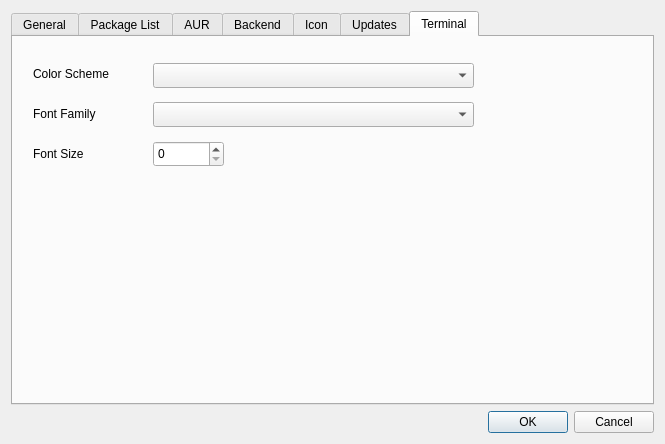
Before: the Qt Designer form ui/optionsdialog.ui in aarnt/octopi, drawn with Qt 5.
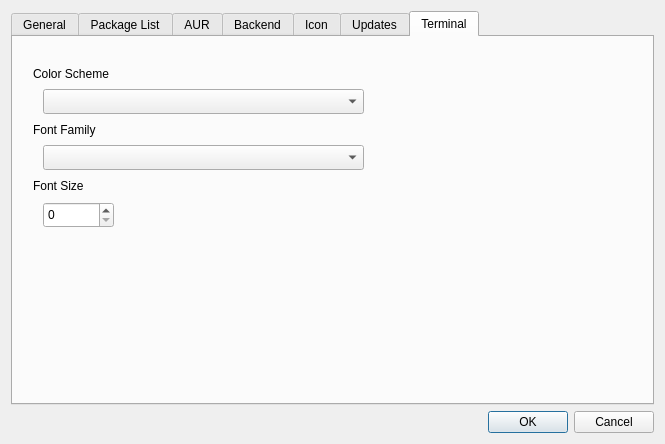
After: the same form once the commit is applied.

The edit to the form file:
```diff
--- a/ui/optionsdialog.ui
+++ b/ui/optionsdialog.ui
@@ -1214,7 +1214,7 @@
          <property name="geometry">
           <rect>
            <x>20</x>
-           <y>68</y>
+           <y>84</y>
            <width>111</width>
            <height>17</height>
           </rect>
@@ -1226,8 +1226,8 @@
         <widget class="QComboBox" name="cbColorScheme">
          <property name="geometry">
           <rect>
-           <x>140</x>
-           <y>26</y>
+           <x>30</x>
+           <y>52</y>
            <width>321</width>
            <height>25</height>
           </rect>
@@ -1236,18 +1236,18 @@
         <widget class="QComboBox" name="cbFontFamily">
          <property name="geometry">
           <rect>
-           <x>140</x>
-           <y>65</y>
-           <width>321</width>
-           <height>25</height>
-          </rect>
-         </property>
-        </widget>
-        <widget class="QLabel" name="lblFontSize">
-         <property name="geometry">
-          <rect>
-           <x>20</x>
+           <x>30</x>
            <y>108</y>
+           <width>321</width>
+           <height>25</height>
+          </rect>
+         </property>
+        </widget>
+        <widget class="QLabel" name="lblFontSize">
+         <property name="geometry">
+          <rect>
+           <x>20</x>
+           <y>140</y>
            <width>111</width>
            <height>17</height>
           </rect>
@@ -1259,8 +1259,8 @@
         <widget class="QSpinBox" name="sbFontSize">
          <property name="geometry">
           <rect>
-           <x>140</x>
-           <y>104</y>
+           <x>30</x>
+           <y>165</y>
            <width>71</width>
            <height>26</height>
           </rect>
```
Left out of the diff: 64 changed lines with no effect on the pictures.
